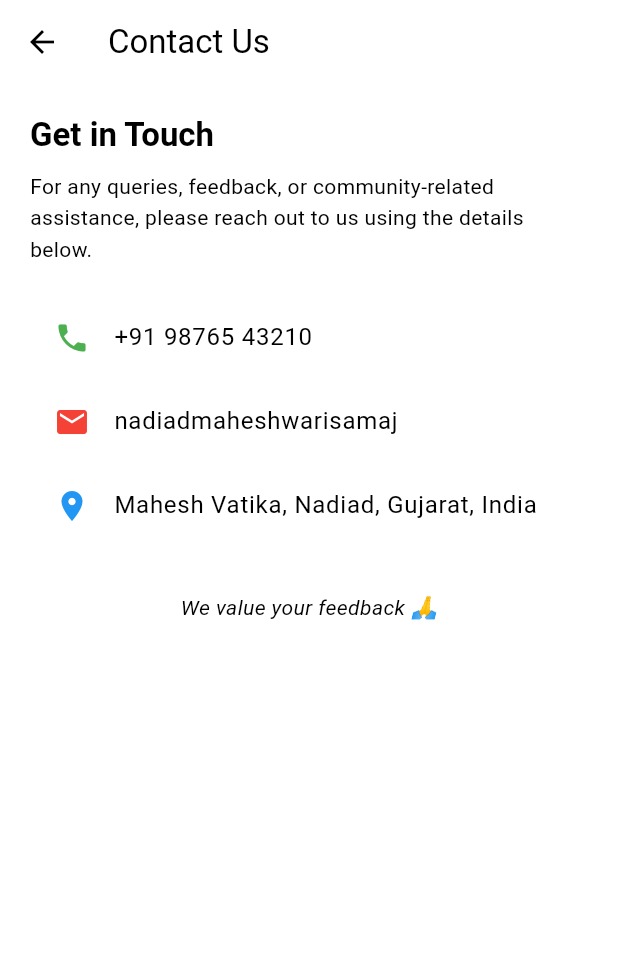
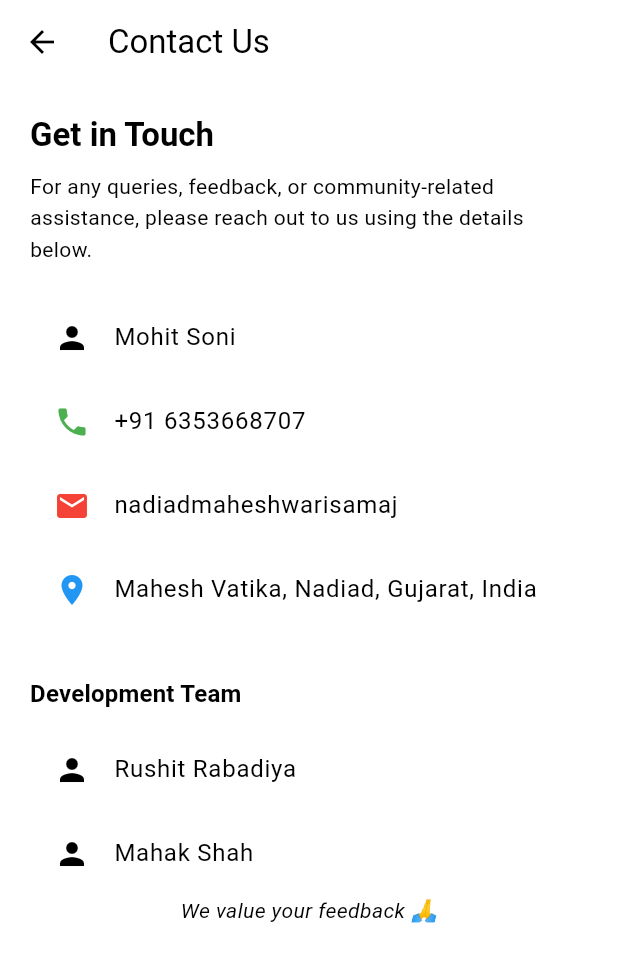
Before and after one commit to mohit-2210/mewad_nadiad_maheshwari, a Flutter app: the ContactUsScreen screen opened directly, on a phone screen of 412 x 824 dp. Shown: the top 962 px of the screen. Run offline on Flutter 3.47's test engine with Material 3 defaults, Android fonts, the phone set to English and light mode, and no system bars; our stand-ins replace cached_network_image, device_info_plus, dio, equatable, file_picker, firebase_auth and 12 more; missing offline and left inert: app_tracking_transparency, pdfx; accounts and stored records are empty.

Commit message:
Contact Us changes

```diff
--- a/lib/pages/setting/contactUs.dart
+++ b/lib/pages/setting/contactUs.dart
@@ -30,21 +30,57 @@ class ContactUsScreen extends StatelessWidget {
             ),
             Gap.s20H(),
             ListTile(
-              leading: const Icon(Icons.phone, color: Colors.green),
-              title: const Text('+91 98765 43210'),
-              onTap: () => launchPhone('+919876543210'),
+              leading: const Icon(
+                Icons.person,
+                color: Colors.black,
+              ),
+              title: const Text('Mohit Soni'),
             ),
             ListTile(
-              leading: const Icon(Icons.email, color: Colors.red),
+              leading: const Icon(
+                Icons.phone,
+                color: Colors.green,
+              ),
+              title: const Text('+91 6353668707'),
+              onTap: () => launchPhone('+916353668707'),
+            ),
+            ListTile(
+              leading: const Icon(
+                Icons.email,
+                color: Colors.red,
+              ),
               title: const Text('nadiadmaheshwarisamaj'),
               onTap: () => launchEmail('nadiadmaheshwarisamaj@gmail.com'),
             ),
             ListTile(
-              leading: const Icon(Icons.location_on, color: Colors.blue),
+              leading: const Icon(
+                Icons.location_on,
+                color: Colors.blue,
+              ),
               title: const Text('Mahesh Vatika, Nadiad, Gujarat, India'),
               onTap: () => openMap('Mahesh Vatika, Nadiad, Gujarat, India'),
             ),
             Gap.s30H(),
+            Text(
+              'Development Team',
+              style: theme.textTheme.titleMedium
+                  ?.copyWith(fontWeight: FontWeight.bold),
+            ),
+            Gap.s10H(),
+            ListTile(
+              leading: const Icon(
+                Icons.person,
+                color: Colors.black,
+              ),
+              title: const Text('Rushit Rabadiya'),
+            ),
+            ListTile(
+              leading: const Icon(
+                Icons.person,
+                color: Colors.black,
+              ),
+              title: const Text('Mahak Shah'),
+            ),
             Center(
               child: Text(
                 'We value your feedback 🙏',
```
